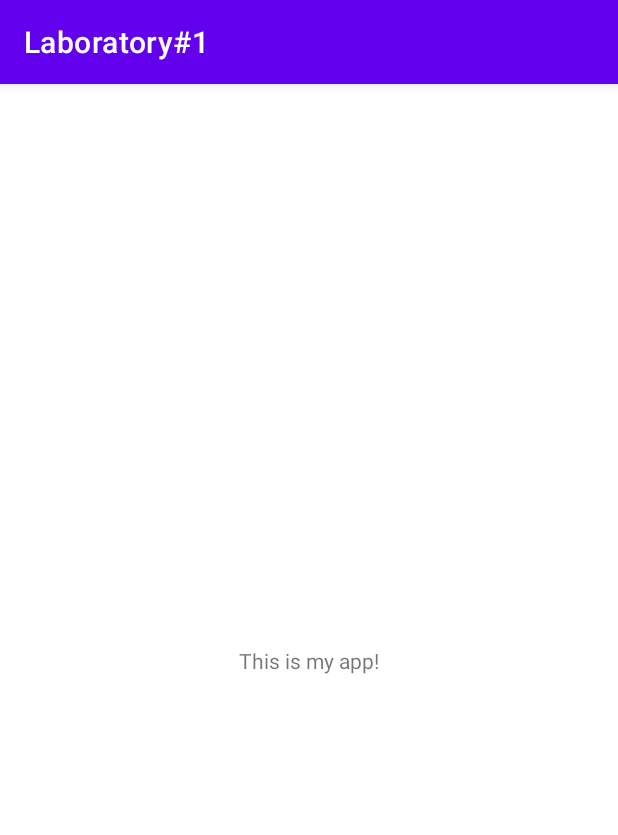
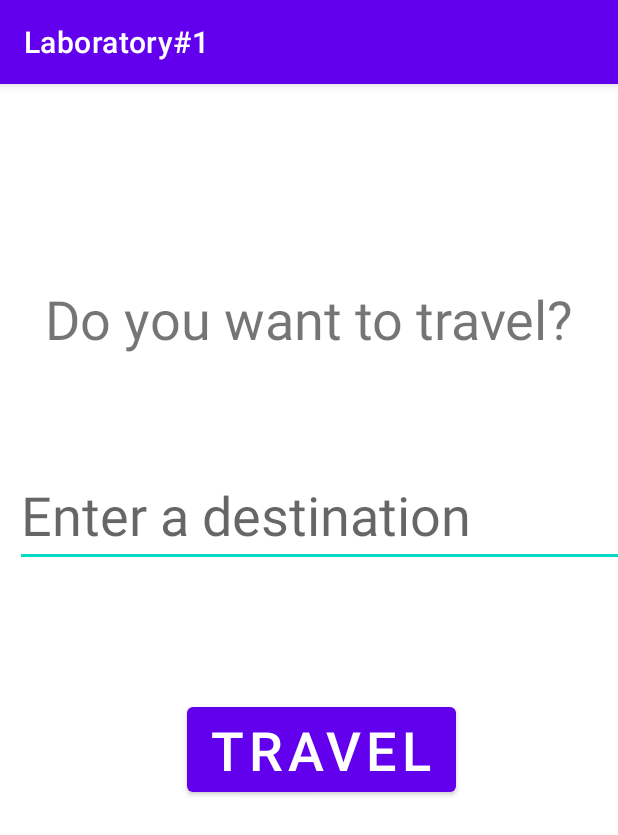
Before and after one commit to marina01p/PAM, an Android app: the screen it shows after launch (MainActivity), on a phone screen of 412 x 824 dp. Shown: the top 835 px of the screen. Run offline under Robolectric (Android 15) with nearby library versions, the phone set to English and light mode, and no system bars.

Commit message:
add 2nd activity screen

```diff
--- a/Laboratory1/app/src/main/AndroidManifest.xml
+++ b/Laboratory1/app/src/main/AndroidManifest.xml
@@ -9,6 +9,7 @@
         android:roundIcon="@mipmap/ic_launcher_round"
         android:supportsRtl="true"
         android:theme="@style/Theme.Laboratory1">
+        <activity android:name=".SecondActivity" android:parentActivityName=".MainActivity"></activity>
         <activity android:name=".MainActivity">
             <intent-filter>
                 <action android:name="android.intent.action.MAIN" />
--- a/Laboratory1/app/src/main/java/com/example/laboratory1/MainActivity.kt
+++ b/Laboratory1/app/src/main/java/com/example/laboratory1/MainActivity.kt
@@ -1,11 +1,25 @@
 package com.example.laboratory1
 
+import android.content.Intent
+import android.os.Bundle
+import android.widget.Button
+import android.widget.EditText
 import androidx.appcompat.app.AppCompatActivity
-import android.os.Bundle
+
 
 class MainActivity : AppCompatActivity() {
+
     override fun onCreate(savedInstanceState: Bundle?) {
         super.onCreate(savedInstanceState)
         setContentView(R.layout.activity_main)
+
+        val enterDestinationTxt = findViewById<EditText>(R.id.enterDestinationTxt)
+        val navigateBtn= findViewById<Button>(R.id.navigateBtn)
+
+        navigateBtn.setOnClickListener {
+            val intent = Intent(this, SecondActivity::class.java)
+            intent.putExtra("destinationName", enterDestinationTxt.text.toString());
+            startActivity(intent)
+        }
     }
 }
--- a/Laboratory1/app/src/main/res/layout/activity_main.xml
+++ b/Laboratory1/app/src/main/res/layout/activity_main.xml
@@ -6,13 +6,46 @@
     android:layout_height="match_parent"
     tools:context=".MainActivity">
 
+
     <TextView
+        android:id="@+id/textView"
         android:layout_width="wrap_content"
         android:layout_height="wrap_content"
-        android:text="This is my app!"
-        app:layout_constraintBottom_toBottomOf="parent"
+        android:layout_marginTop="132dp"
+        android:text="Do you want to travel?"
+        android:textSize="36sp"
         app:layout_constraintLeft_toLeftOf="parent"
         app:layout_constraintRight_toRightOf="parent"
         app:layout_constraintTop_toTopOf="parent" />
 
+    <EditText
+        android:id="@+id/enterDestinationTxt"
+        android:layout_width="wrap_content"
+        android:layout_height="wrap_content"
+        android:layout_marginStart="10dp"
+        android:layout_marginLeft="10dp"
+        android:layout_marginTop="72dp"
+        android:ems="10"
+        android:hint="Enter a destination"
+        android:inputType="textPersonName"
+        android:textSize="36sp"
+        app:layout_constraintEnd_toEndOf="parent"
+        app:layout_constraintHorizontal_bias="0.0"
+        app:layout_constraintStart_toStartOf="parent"
+        app:layout_constraintTop_toBottomOf="@+id/textView" />
+
+    <Button
+        android:id="@+id/navigateBtn"
+        android:layout_width="wrap_content"
+        android:layout_height="wrap_content"
+        android:layout_marginTop="391dp"
+        android:layout_marginBottom="272dp"
+        android:text="Travel"
+        android:textSize="36sp"
+        app:layout_constraintBottom_toBottomOf="parent"
+        app:layout_constraintEnd_toEndOf="parent"
+        app:layout_constraintHorizontal_bias="0.537"
+        app:layout_constraintStart_toStartOf="parent"
+        app:layout_constraintTop_toTopOf="parent" />
+
 </androidx.constraintlayout.widget.ConstraintLayout>
--- a/Laboratory1/app/src/main/res/values/strings.xml
+++ b/Laboratory1/app/src/main/res/values/strings.xml
@@ -1,3 +1,4 @@
 <resources>
     <string name="app_name">Laboratory#1</string>
+    <string name="button">Button</string>
 </resources>
```
Also changed, not shown: Laboratory1/app/src/main/java/com/example/laboratory1/SecondActivity.kt (added, +19 -0 lines), Laboratory1/app/src/main/res/layout/activity_second.xml (added, +25 -0 lines).
